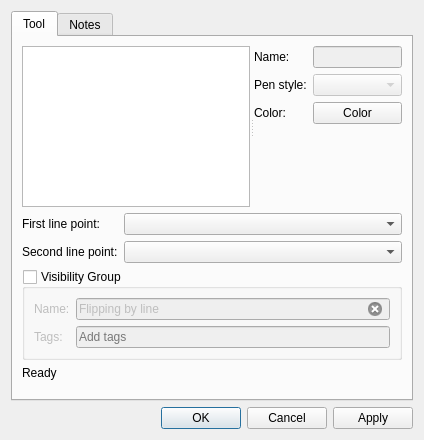
The window that src/libs/vtools/dialogs/tools/dialogflippingbyline.ui (dismine/valentina) describes before a commit, drawn with Qt 5.
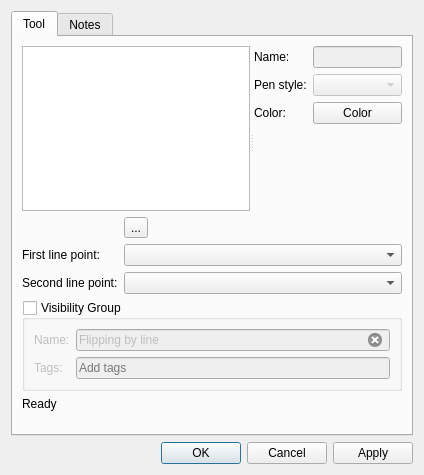
The same window after the commit. Icons and pictures are not drawn. Custom widgets are drawn as their Qt base class.

Commit message:
Bulk renaming for group operations.
Since we no longer support suffixes we need an alternative way for bulk renaming.

The edit to the form file:
```diff
--- a/src/libs/vtools/dialogs/tools/dialogflippingbyline.ui
+++ b/src/libs/vtools/dialogs/tools/dialogflippingbyline.ui
@@ -7,7 +7,7 @@
     <x>0</x>
     <y>0</y>
     <width>424</width>
-    <height>440</height>
+    <height>475</height>
    </rect>
   </property>
   <property name="windowTitle">
@@ -27,13 +27,33 @@
       <attribute name="title">
        <string>Tool</string>
       </attribute>
-      <layout class="QVBoxLayout" name="verticalLayout">
+      <layout class="QVBoxLayout" name="verticalLayout_4">
        <item>
         <widget class="QSplitter" name="splitter">
          <property name="orientation">
           <enum>Qt::Orientation::Horizontal</enum>
          </property>
-         <widget class="QListWidget" name="listWidget"/>
+         <widget class="QWidget" name="">
+          <layout class="QVBoxLayout" name="verticalLayout">
+           <item>
+            <widget class="QListWidget" name="listWidget"/>
+           </item>
+           <item>
+            <layout class="QHBoxLayout" name="horizontalLayout">
+             <item>
+              <widget class="QToolButton" name="toolButtonBulkRename">
+               <property name="text">
+                <string notr="true">...</string>
+               </property>
+               <property name="icon">
+                <iconset theme="edit-rename"/>
+               </property>
+              </widget>
+             </item>
+            </layout>
+           </item>
+          </layout>
+         </widget>
          <widget class="QWidget" name="formLayoutWidget">
           <layout class="QFormLayout" name="formLayout_2">
            <item row="0" column="0">
```
The commit also changes 21 other files.
